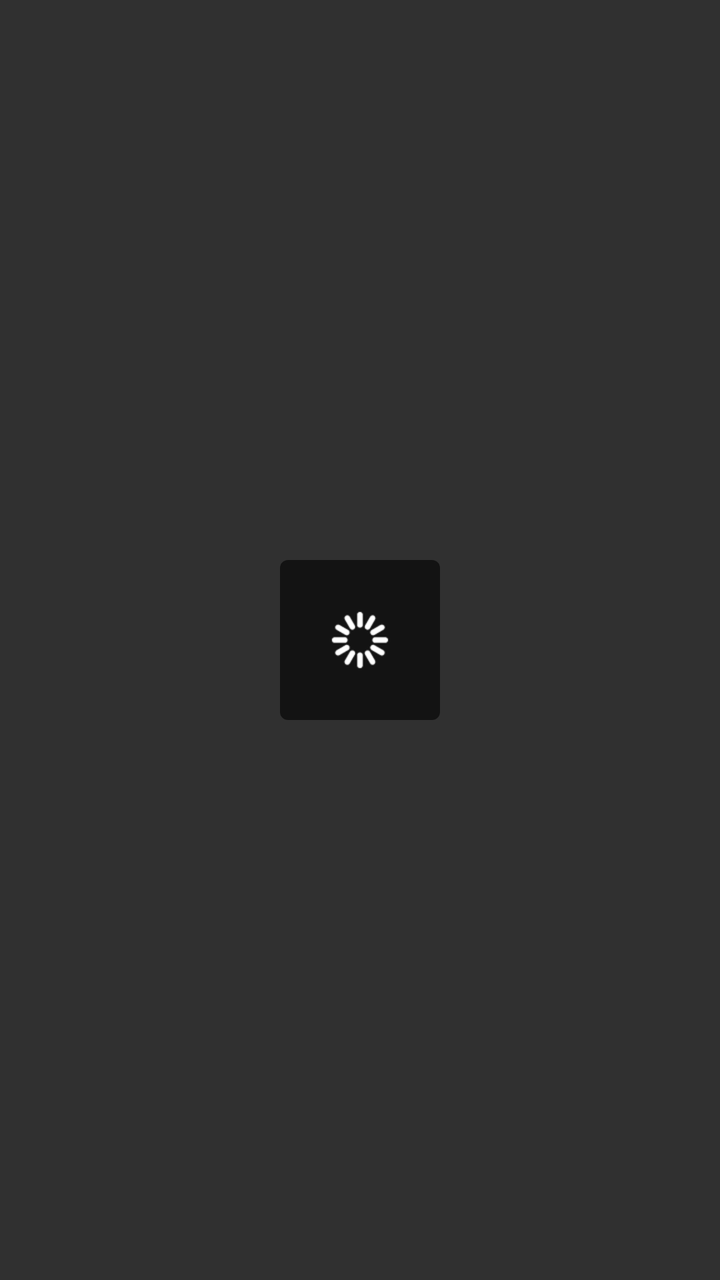
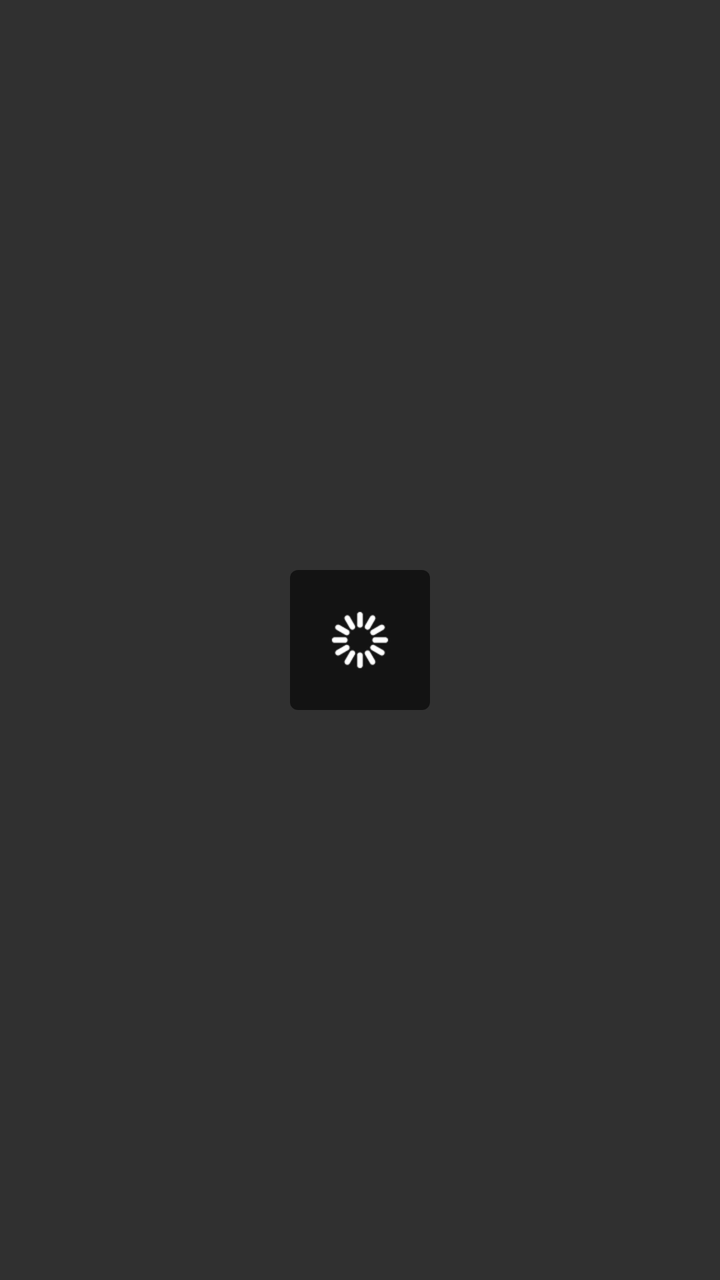

Compare the two renders of this Android layout. The source of the first and the diff that turns it into the second are given below.
<!-- AndroidManifest.xml: application theme AppBaseTheme -->
<!-- res/layout/progress_layout.xml -->
<?xml version="1.0" encoding="utf-8"?>
<RelativeLayout xmlns:android="http://schemas.android.com/apk/res/android"
    android:layout_width="match_parent"
    android:layout_height="wrap_content">

    <LinearLayout
        android:layout_width="80dp"
        android:layout_height="80dp"
        android:layout_centerInParent="true"
        android:background="@drawable/black_round_bg"
        android:gravity="center"
        android:orientation="vertical"
        android:padding="@dimen/view_page_space">

        <ProgressBar
            style="@android:style/Widget.ProgressBar"
            android:layout_width="30dp"
            android:layout_height="30dp"
            android:indeterminateDrawable="@drawable/small_loading"
            android:max="100" />

    </LinearLayout>
</RelativeLayout>
<!-- resources referenced by this layout -->
<resources>
  <dimen name="view_page_space">10dip</dimen>
  <!-- drawable black_round_bg (drawable) -->
  <?xml version="1.0" encoding="utf-8"?>
  <shape xmlns:android="http://schemas.android.com/apk/res/android"
      android:shape="rectangle">
      <corners android:radius="4dp" />
      <solid android:color="@color/percent_black_60" />
  </shape>
  <!-- drawable small_loading (drawable) -->
  <?xml version="1.0" encoding="utf-8"?>
  <layer-list xmlns:android="http://schemas.android.com/apk/res/android" >
  
      
      <item>
          <rotate
              android:drawable="@drawable/white_small_loading"
              android:duration="500"
              android:fromDegrees="0.0"
              android:pivotX="50.0%"
              android:pivotY="50.0%"
              android:toDegrees="360.0" />
      </item>
  
  </layer-list>
  <style name="AppBaseTheme" parent="@style/Theme.AppCompat.NoActionBar">
          <item name="android:windowNoTitle">true</item>
          <item name="android:windowContentOverlay">@null</item>
          <item name="android:windowAnimationStyle">@style/AnimationActivity</item>
          <item name="colorPrimary">@color/black</item>
          <item name="colorPrimaryDark">@color/black</item>
          <item name="colorAccent">@color/colorAccent</item>
      </style>
  <color name="percent_black_60">#99000000</color>
  <!-- drawable white_small_loading: png bitmap (drawable-xhdpi, 1580 bytes) -->
  <style name="AnimationActivity" parent="@android:style/Animation.Activity">
          <item name="android:activityOpenEnterAnimation">@anim/slide_in_right</item>
          <item name="android:activityCloseExitAnimation">@anim/slide_out_right</item>
          <item name="android:activityCloseEnterAnimation">@anim/slide_in_left</item>
          <item name="android:activityOpenExitAnimation">@anim/slide_out_left</item>
      </style>
  <color name="black">#000000</color>
  <color name="colorAccent">#FF4081</color>
</resources>

<!-- the commit's change to res/layout/progress_layout.xml (unified diff, before → after) -->
@@ -4,20 +4,19 @@
     android:layout_height="wrap_content">
 
     <LinearLayout
-        android:layout_width="80dp"
-        android:layout_height="80dp"
+        android:layout_width="70dp"
+        android:layout_height="70dp"
         android:layout_centerInParent="true"
         android:background="@drawable/black_round_bg"
         android:gravity="center"
         android:orientation="vertical"
         android:padding="@dimen/view_page_space">
 
-        <ProgressBar
-            style="@android:style/Widget.ProgressBar"
+        <ImageView
+            android:id="@+id/image"
+            android:src="@drawable/white_small_loading"
             android:layout_width="30dp"
-            android:layout_height="30dp"
-            android:indeterminateDrawable="@drawable/small_loading"
-            android:max="100" />
+            android:layout_height="30dp" />
 
     </LinearLayout>
 </RelativeLayout>
<!-- resource entries referenced after the edit -->
@@ -8,22 +8,6 @@
       <corners android:radius="4dp" />
       <solid android:color="@color/percent_black_60" />
   </shape>
-  <!-- drawable small_loading (drawable) -->
-  <?xml version="1.0" encoding="utf-8"?>
-  <layer-list xmlns:android="http://schemas.android.com/apk/res/android" >
-  
-      
-      <item>
-          <rotate
-              android:drawable="@drawable/white_small_loading"
-              android:duration="500"
-              android:fromDegrees="0.0"
-              android:pivotX="50.0%"
-              android:pivotY="50.0%"
-              android:toDegrees="360.0" />
-      </item>
-  
-  </layer-list>
   <style name="AppBaseTheme" parent="@style/Theme.AppCompat.NoActionBar">
           <item name="android:windowNoTitle">true</item>
           <item name="android:windowContentOverlay">@null</item>
